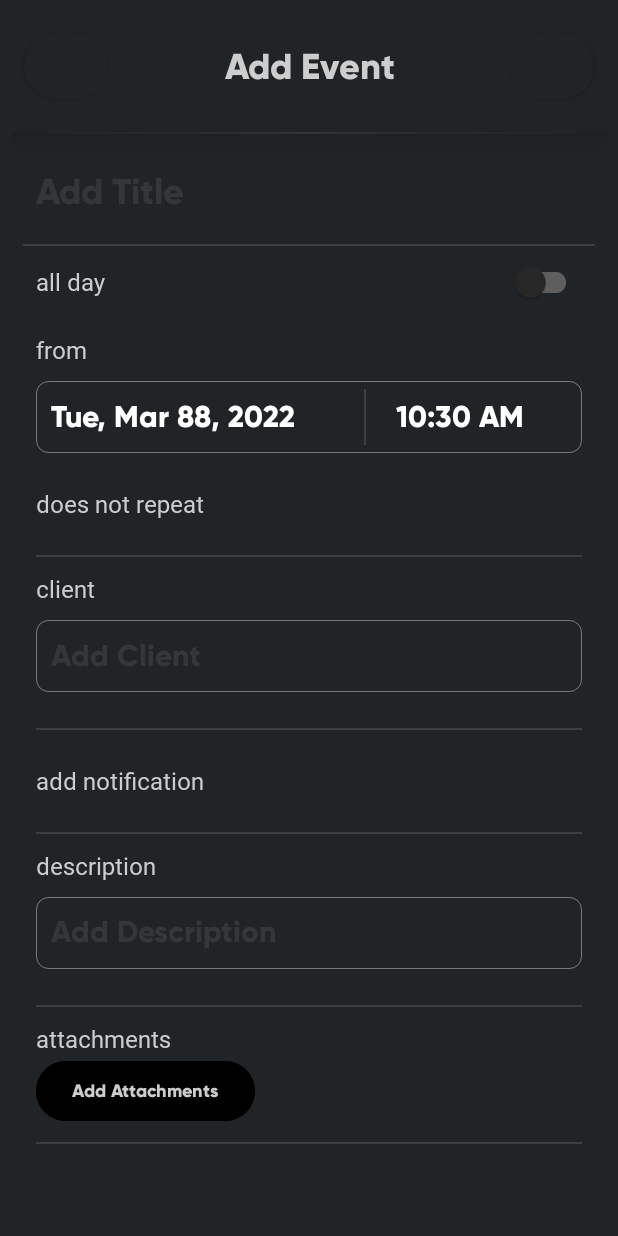
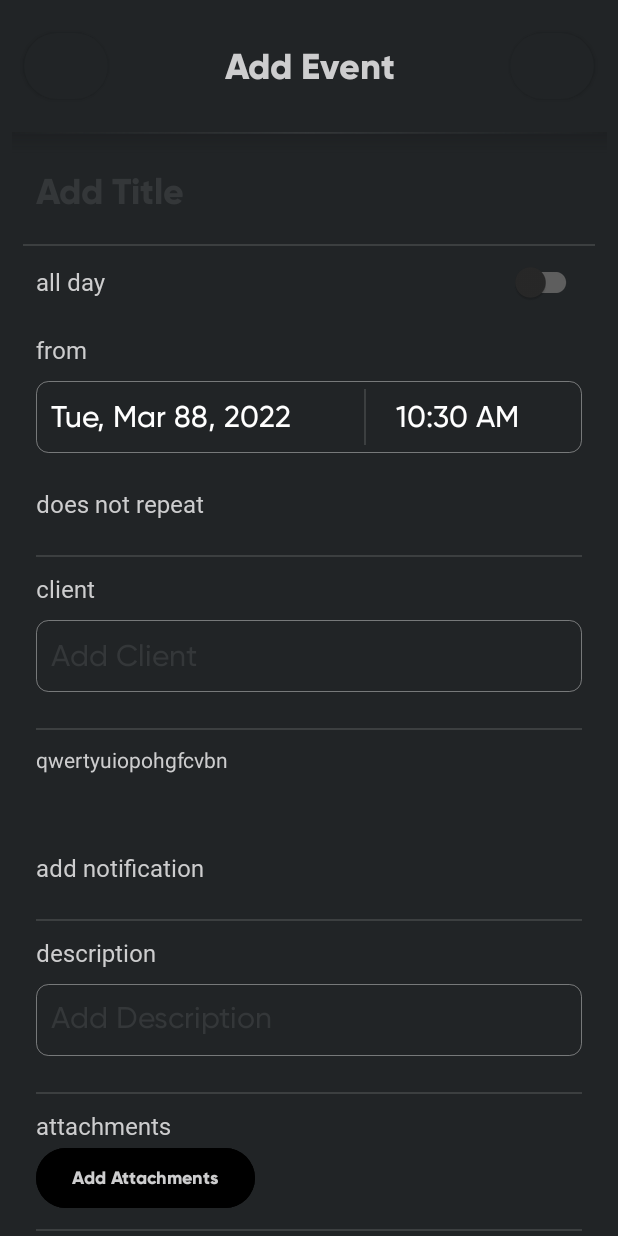
Before and after one commit to RightiveDevOps/rightive, an Android app: the AddEventFullScreenDialog screen opened directly, with no data from a screen before it, on a phone screen of 412 x 824 dp. Run offline under Robolectric (Android 15) with nearby library versions, the phone set to English and light mode, and no system bars; libraries missing offline, so code that uses them is left out: club.cred.synth; plain views replace SynthImageButton; 4 statements that could not run were skipped.

Commit message:
Date and time picker addition

```diff
--- a/app/src/main/java/com/law/rightive/adapters/EventsAdapter.java
+++ b/app/src/main/java/com/law/rightive/adapters/EventsAdapter.java
@@ -7,12 +7,9 @@ import android.view.View;
 import android.view.ViewGroup;
 import android.widget.LinearLayout;
 import android.widget.TextView;
-import android.widget.Toast;
 
 import androidx.annotation.NonNull;
 import androidx.annotation.RequiresApi;
-import androidx.constraintlayout.widget.ConstraintLayout;
-import androidx.fragment.app.DialogFragment;
 import androidx.recyclerview.widget.RecyclerView;
 
 import com.law.rightive.R;
--- a/app/src/main/java/com/law/rightive/dialogs/AddEventFullScreenDialog.java
+++ b/app/src/main/java/com/law/rightive/dialogs/AddEventFullScreenDialog.java
@@ -1,23 +1,21 @@
 package com.law.rightive.dialogs;
 
-import android.annotation.SuppressLint;
 import android.os.Build;
 import android.os.Bundle;
-import android.util.TypedValue;
 import android.view.View;
-import android.view.ViewGroup;
 import android.view.Window;
 import android.widget.CompoundButton;
 import android.widget.EditText;
+import android.widget.LinearLayout;
+import android.widget.TextView;
 
 import androidx.annotation.Nullable;
 import androidx.annotation.RequiresApi;
 import androidx.appcompat.app.AppCompatActivity;
-import androidx.constraintlayout.widget.ConstraintLayout;
+import androidx.appcompat.content.res.AppCompatResources;
 import androidx.interpolator.view.animation.FastOutSlowInInterpolator;
 
 import com.google.android.material.datepicker.MaterialDatePicker;
-import com.google.android.material.datepicker.MaterialPickerOnPositiveButtonClickListener;
 import com.google.android.material.divider.MaterialDivider;
 import com.google.android.material.switchmaterial.SwitchMaterial;
 import com.google.android.material.timepicker.MaterialTimePicker;
@@ -25,21 +23,21 @@ import com.google.android.material.transition.platform.MaterialArcMotion;
 import com.google.android.material.transition.platform.MaterialContainerTransform;
 import com.google.android.material.transition.platform.MaterialContainerTransformSharedElementCallback;
 import com.law.rightive.R;
+import com.law.rightive.parents.EventAddAndEdit;
 import com.law.rightive.utils.FireBaseUtils;
 
-import java.text.DecimalFormat;
 import java.text.ParseException;
-import java.text.SimpleDateFormat;
 import java.util.Calendar;
-import java.util.Date;
+
 
 import club.cred.synth.views.SynthImageButton;
 
-public class AddEventFullScreenDialog extends AppCompatActivity {
+public class AddEventFullScreenDialog extends AppCompatActivity implements EventAddAndEdit {
     EditText fromDateEditText, fromTimeEditText;
     SynthImageButton event_dialog_close_button, event_dialog_save_button;
     SwitchMaterial switchAllDay;
     MaterialDivider insideDivider;
+    LinearLayout fiveNotificationLayout;
 
     @Override
     protected void onCreate(@Nullable Bundle savedInstanceState) {
@@ -84,30 +82,31 @@ public class AddEventFullScreenDialog extends AppCompatActivity {
                 }
             }
         });
-
         fromDateEditText = findViewById(R.id.fromDateEditText);
         fromTimeEditText = findViewById(R.id.fromTimeEditText);
+        fiveNotificationLayout = findViewById(R.id.fiveNotificationLayout);
 
         Calendar d = Calendar.getInstance();
         int hour = d.get(Calendar.HOUR_OF_DAY);
         int minute = d.get(Calendar.MINUTE);
 
-        MaterialDatePicker customDatePicker = CustomDateAndTimePicker.getMaterialDatePicker();
-        MaterialTimePicker customTimePicker = CustomDateAndTimePicker.getMaterialTimePicker(hour, minute);
+        if (fiveNotificationLayout.getChildCount() <= 0) {
+            fiveNotificationLayout.setVisibility(View.GONE);
+        } else {
+            fiveNotificationLayout.setVisibility(View.VISIBLE);
+        }
 
-        DecimalFormat formatter = new DecimalFormat("00");
-        String am_pm = "";
-        if (d.get(Calendar.AM_PM) == Calendar.AM)
-            am_pm = "AM";
-        else if (d.get(Calendar.AM_PM) == Calendar.PM)
-            am_pm = "PM";
-        hour = (d.get(Calendar.HOUR) == 0) ? 12 : d.get(Calendar.HOUR);
-        fromTimeEditText.setText((formatter.format(hour) + ":" + formatter.format(minute) + " " + am_pm).toString());
+        TextView notificationTextViewUtils = new TextView(this);
+        notificationTextViewUtils.setText("qwertyuiopohgfcvbn");
+        notificationTextViewUtils.setCompoundDrawables(null,null, this.getResources().getDrawable(R.drawable.ic_baseline_close_24),null);
+        fiveNotificationLayout.addView(notificationTextViewUtils);
+        fiveNotificationLayout.setVisibility(View.VISIBLE);
 
-        SimpleDateFormat sdf = new SimpleDateFormat("EEE, MMM DD, yyyy");
-        Date date = new Date();
-        String currentDate = sdf.format(date);
-        fromDateEditText.setText(currentDate);
+        MaterialDatePicker customDatePicker = getMaterialDatePicker();
+        MaterialTimePicker customTimePicker = getMaterialTimePicker(hour, minute);
+
+        fromTimeEditText.setText(getDefaultTimeEditText());
+        fromDateEditText.setText(getDefaultDateEditText());
 
         fromDateEditText.setOnClickListener(new View.OnClickListener() {
             @Override
@@ -121,33 +120,18 @@ public class AddEventFullScreenDialog extends AppCompatActivity {
                 customTimePicker.show(getSupportFragmentManager(), "ADD_EVENT_TIME_PICKER");
             }
         });
-        customDatePicker.addOnPositiveButtonClickListener(new MaterialPickerOnPositiveButtonClickListener() {
-            @RequiresApi(api = Build.VERSION_CODES.O)
-            @SuppressLint("SetTextI18n")
-            @Override
-            public void onPositiveButtonClick(Object selection) {
-                try {
-                    String date2 = sdf.format(new SimpleDateFormat("MMM DD, yyyy").parse(customDatePicker.getHeaderText()));
-                    fromDateEditText.setText(date2);
-                } catch (ParseException e) {
-                    e.printStackTrace();
-                }
+        customDatePicker.addOnPositiveButtonClickListener(selection -> {
+            try {
+                fromDateEditText.setText(getFromDateEditText(customDatePicker.getHeaderText()));
+            } catch (ParseException e) {
+                e.printStackTrace();
             }
         });
 
         customTimePicker.addOnPositiveButtonClickListener(new View.OnClickListener() {
             @Override
             public void onClick(View v) {
-                String amPm = "";
-                d.set(Calendar.HOUR_OF_DAY, customTimePicker.getHour());
-                d.set(Calendar.MINUTE, customTimePicker.getMinute());
-                if (d.get(Calendar.AM_PM) == Calendar.AM)
-                    amPm = "AM";
-                else if (d.get(Calendar.AM_PM) == Calendar.PM)
-                    amPm = "PM";
-                String strHrsToShow = (d.get(Calendar.HOUR) == 0) ? "12" : formatter.format(d.get(Calendar.HOUR));
-                strHrsToShow = strHrsToShow + ":" + formatter.format(d.get(Calendar.MINUTE)) + " " + amPm;
-                fromTimeEditText.setText(strHrsToShow);
+                fromTimeEditText.setText(getFromTimeEditText(customTimePicker.getHour(), customTimePicker.getMinute()));
             }
         });
 
@@ -164,4 +148,8 @@ public class AddEventFullScreenDialog extends AppCompatActivity {
         return materialContainerTransform;
     }
 
+    @Override
+    public boolean isCustom() {
+        return true;
+    }
 }
--- /dev/null
+++ b/app/src/main/java/com/law/rightive/parents/EventAddAndEdit.java
@@ -0,0 +1,66 @@
+package com.law.rightive.parents;
+
+import android.view.View;
+import android.widget.CompoundButton;
+
+import com.google.android.material.datepicker.MaterialDatePicker;
+import com.google.android.material.timepicker.MaterialTimePicker;
+import com.law.rightive.dialogs.CustomDateAndTimePicker;
+
+import java.text.DecimalFormat;
+import java.text.ParseException;
+import java.text.SimpleDateFormat;
+import java.util.Calendar;
+import java.util.Date;
+import java.util.Locale;
+import java.util.Objects;
+
+public interface EventAddAndEdit{
+
+    boolean isCustom();
+    Calendar d = Calendar.getInstance();
+    default MaterialDatePicker getMaterialDatePicker() {
+        return CustomDateAndTimePicker.getMaterialDatePicker();
+    }
+
+    default MaterialTimePicker getMaterialTimePicker(int hour, int minute) {
+        return CustomDateAndTimePicker.getMaterialTimePicker(hour, minute);
+    }
+
+    default String getDefaultTimeEditText() {
+
+        int _hour;
+        DecimalFormat formatter = new DecimalFormat("00");
+        String am_pm = "";
+        if (d.get(Calendar.AM_PM) == Calendar.AM)
+            am_pm = "AM";
+        else if (d.get(Calendar.AM_PM) == Calendar.PM)
+            am_pm = "PM";
+        _hour = (d.get(Calendar.HOUR) == 0) ? 12 : d.get(Calendar.HOUR);
+        return (formatter.format(_hour) + ":" + formatter.format(d.get(Calendar.MINUTE)) + " " + am_pm).toString();
+    }
+
+    default String getFromTimeEditText(int _hour, int _minute)
+    {
+        DecimalFormat formatter = new DecimalFormat("00");
+        String amPm = "";
+        d.set(Calendar.HOUR_OF_DAY, _hour);
+        d.set(Calendar.MINUTE, _minute);
+        if (d.get(Calendar.AM_PM) == Calendar.AM)
+            amPm = "AM";
+        else if (d.get(Calendar.AM_PM) == Calendar.PM)
+            amPm = "PM";
+        String strHrsToShow = (d.get(Calendar.HOUR) == 0) ? "12" : formatter.format(d.get(Calendar.HOUR));
+        strHrsToShow = strHrsToShow + ":" + formatter.format(d.get(Calendar.MINUTE)) + " " + amPm;
+        return strHrsToShow;
+    }
+    default String getDefaultDateEditText() {
+        SimpleDateFormat sdf = new SimpleDateFormat("EEE, MMM DD, yyyy", Locale.getDefault());
+        Date date = new Date();
+        return sdf.format(date);
+    }
+    default String getFromDateEditText(String _date) throws ParseException {
+        SimpleDateFormat sdf = new SimpleDateFormat("EEE, MMM dd, yyyy", Locale.getDefault());
+        return sdf.format(Objects.requireNonNull(new SimpleDateFormat("MMM dd, yyyy", Locale.getDefault()).parse(_date)));
+    }
+}
--- a/app/src/main/java/com/law/rightive/utils/ChipUtils.java
+++ b/app/src/main/java/com/law/rightive/utils/ChipUtils.java
@@ -15,7 +15,6 @@ import com.law.rightive.R;
 public class ChipUtils extends Chip {
     private boolean isPrimary;
     private boolean isSecondary;
-    private Chip chip;
     Context context;
 
     public ChipUtils(Context context) {
--- /dev/null
+++ b/app/src/main/res/anim/translate_left_side.xml
@@ -0,0 +1,5 @@
+<?xml version="1.0" encoding="utf-8"?>
+<translate xmlns:android="http://schemas.android.com/apk/res/android"
+    android:duration="600"
+    android:fromXDelta="100%"
+    android:toXDelta="0%"/>
--- /dev/null
+++ b/app/src/main/res/anim/translate_right_side.xml
@@ -0,0 +1,5 @@
+<?xml version="1.0" encoding="utf-8"?>
+<translate xmlns:android="http://schemas.android.com/apk/res/android"
+    android:fromXDelta="0%" android:toXDelta="100%"
+    android:fromYDelta="0%" android:toYDelta="0%"
+    android:duration="600"/>
--- a/app/src/main/res/layout/add_event_fullscreen_dialog.xml
+++ b/app/src/main/res/layout/add_event_fullscreen_dialog.xml
@@ -54,8 +54,8 @@
                 android:id="@+id/fromConstraintLayout"
                 android:layout_width="match_parent"
                 android:layout_height="0dp"
+                android:layout_marginVertical="10dp"
                 android:animateLayoutChanges="true"
-                android:layout_marginVertical="10dp"
                 android:background="@drawable/edit_text_background_black"
                 app:layout_constraintTop_toBottomOf="@id/from">
 
@@ -67,7 +67,7 @@
                     android:backgroundTint="@color/synth_color"
                     android:clickable="true"
                     android:focusable="false"
-                    android:fontFamily="@font/gilroyextrabold"
+                    android:fontFamily="@font/gilroymedium"
                     android:hint="Date"
                     android:inputType="date"
                     android:padding="10dp"
@@ -79,8 +79,8 @@
                 <com.google.android.material.divider.MaterialDivider
                     android:id="@+id/insideDivider"
                     android:layout_width="1dp"
+                    android:layout_height="match_parent"
                     android:layout_marginVertical="5dp"
-                    android:layout_height="match_parent"
                     app:layout_constraintStart_toEndOf="@id/fromDateEditText" />
 
                 <EditText
@@ -92,7 +92,7 @@
                     android:backgroundTint="@color/synth_color"
                     android:clickable="true"
                     android:focusable="false"
-                    android:fontFamily="@font/gilroyextrabold"
+                    android:fontFamily="@font/gilroymedium"
                     android:hint="Time"
                     android:inputType="time"
                     android:padding="10dp"
@@ -133,13 +133,13 @@
                 android:textSize="16sp"
                 app:layout_constraintTop_toBottomOf="@id/divider1" />
 
-            <com.google.android.material.textfield.MaterialAutoCompleteTextView
+            <EditText
                 android:id="@+id/addClientAutoCompleteText"
                 android:layout_width="match_parent"
                 android:layout_height="48dp"
                 android:layout_marginVertical="10dp"
                 android:background="@drawable/edit_text_background_black"
-                android:fontFamily="@font/gilroyextrabold"
+                android:fontFamily="@font/gilroymedium"
                 android:hint="Add Client"
                 android:inputType="text"
                 android:padding="10dp"
@@ -154,6 +154,16 @@
                 android:layout_marginVertical="24dp"
                 app:layout_constraintTop_toBottomOf="@id/addClientAutoCompleteText" />
 
+            <LinearLayout
+                android:id="@+id/fiveNotificationLayout"
+                android:layout_width="match_parent"
+                android:layout_height="wrap_content"
+                android:layout_marginVertical="10dp"
+                android:minHeight="48dp"
+                android:orientation="vertical"
+                android:visibility="gone"
+                app:layout_constraintTop_toBottomOf="@id/divider2" />
+
             <TextView
                 android:id="@+id/addNotificationTextView"
                 android:layout_width="match_parent"
@@ -164,7 +174,7 @@
                 android:minHeight="48dp"
                 android:text="add notification"
                 android:textSize="16sp"
-                app:layout_constraintTop_toBottomOf="@id/divider2" />
+                app:layout_constraintTop_toBottomOf="@id/fiveNotificationLayout" />
 
             <com.google.android.material.divider.MaterialDivider
                 android:id="@+id/divider3"
@@ -190,7 +200,7 @@
                 android:layout_height="wrap_content"
                 android:layout_marginVertical="10dp"
                 android:background="@drawable/edit_text_background_black"
-                android:fontFamily="@font/gilroyextrabold"
+                android:fontFamily="@font/gilroymedium"
                 android:gravity="top"
                 android:hint="Add Description"
                 android:inputType="textMultiLine"
@@ -320,7 +330,8 @@
             android:textSize="24sp"
             app:layout_constraintEnd_toEndOf="parent"
             app:layout_constraintStart_toStartOf="parent"
-            app:layout_constraintTop_toBottomOf="@id/border_top" />
+            app:layout_constraintTop_toBottomOf="@id/border_top"
+            tools:ignore="TextContrastCheck" />
 
         <com.google.android.material.divider.MaterialDivider
             android:id="@+id/divider"
```
Also changed, not shown: app/src/main/java/com/law/rightive/dialogs/EditEventFullScreenDialog.java (+7 -1 lines), app/src/main/res/layout/edit_event_fullscreen_dialog.xml (+30 -13 lines), app/src/main/res/values/style.xml (added, +11 -0 lines).
